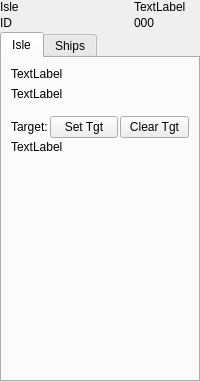
Above: waterobjectinfo.ui from ngc42/WaterWorld before the change. Below: the same form after it.
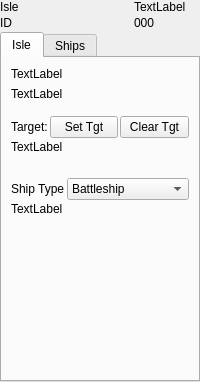
That is the form after the change.

Commit message: prepare isle and UI for ship types

The edit to the form file:
```diff
--- a/waterobjectinfo.ui
+++ b/waterobjectinfo.ui
@@ -268,6 +268,60 @@
              </layout>
             </widget>
            </item>
+           <item>
+            <widget class="QWidget" name="widget_4" native="true">
+             <layout class="QGridLayout" name="gridLayout_8">
+              <property name="leftMargin">
+               <number>0</number>
+              </property>
+              <property name="rightMargin">
+               <number>0</number>
+              </property>
+              <property name="spacing">
+               <number>2</number>
+              </property>
+              <item row="0" column="0">
+               <widget class="QLabel" name="label_5">
+                <property name="sizePolicy">
+                 <sizepolicy hsizetype="Maximum" vsizetype="Preferred">
+                  <horstretch>0</horstretch>
+                  <verstretch>0</verstretch>
+                 </sizepolicy>
+                </property>
+                <property name="text">
+                 <string>Ship Type</string>
+                </property>
+               </widget>
+              </item>
+              <item row="0" column="1">
+               <widget class="QComboBox" name="comboBox">
+                <item>
+                 <property name="text">
+                  <string>Battleship</string>
+                 </property>
+                </item>
+                <item>
+                 <property name="text">
+                  <string>Courier</string>
+                 </property>
+                </item>
+                <item>
+                 <property name="text">
+                  <string>Colony Ship</string>
+                 </property>
+                </item>
+               </widget>
+              </item>
+              <item row="1" column="0" colspan="2">
+               <widget class="QLabel" name="label_10">
+                <property name="text">
+                 <string>TextLabel</string>
+                </property>
+               </widget>
+              </item>
+             </layout>
+            </widget>
+           </item>
            <item>
             <spacer name="verticalSpacer_5">
              <property name="orientation">
```
The commit also changes 2 other files.
